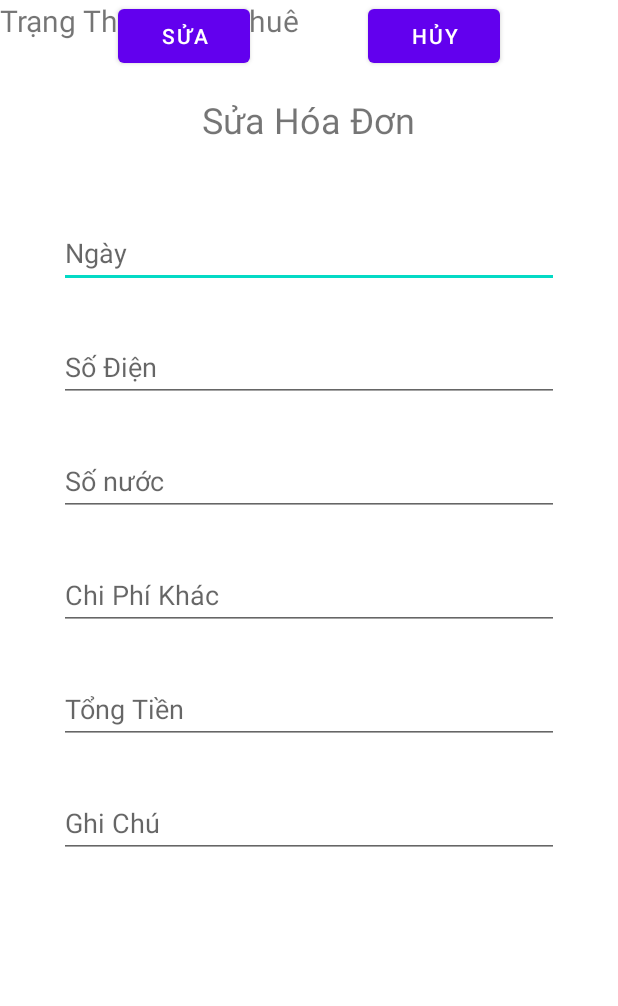
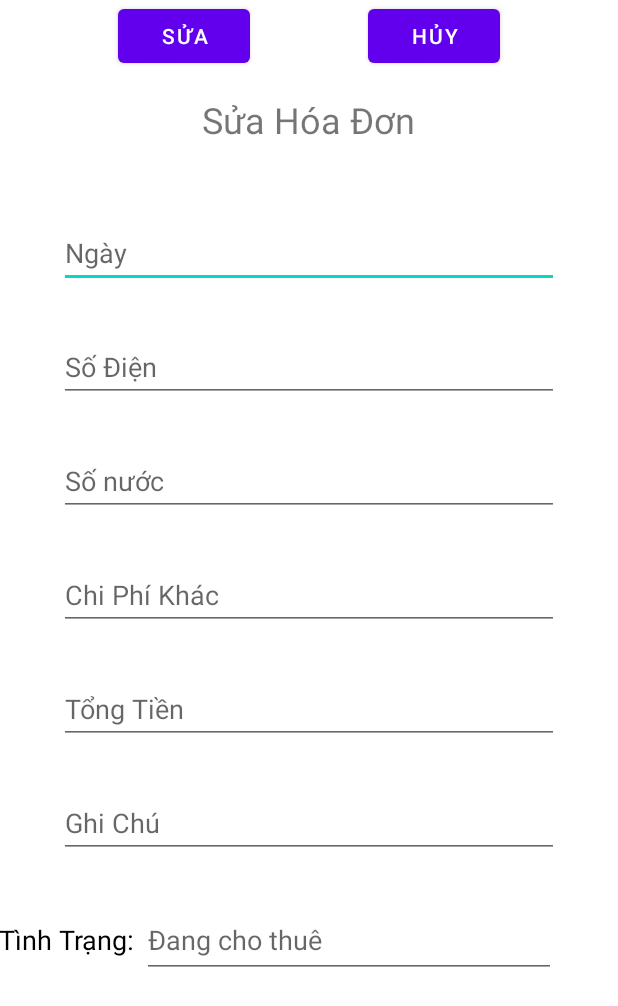
Before and after one commit to tranngochuy2107/app-nha-tro, an Android app: the layout dialog_sua_hoa_don.xml on its own in the app's theme, with its tools: preview values and no code run, on a phone screen of 412 x 824 dp. Shown: the top 1006 px of the screen. Run offline under Robolectric (Android 15) with nearby library versions, the phone set to English and light mode, and no system bars.

Commit message:
dialogSuaHoaDon_xemchitietHoaDon

```diff
--- a/app/src/main/res/layout/dialog_sua_hoa_don.xml
+++ b/app/src/main/res/layout/dialog_sua_hoa_don.xml
@@ -26,8 +26,8 @@
         android:layout_marginTop="50dp"
         android:layout_marginBottom="30dp"
         android:ems="10"
+        android:hint="Ngày"
         android:inputType="textPersonName"
-        android:hint="Ngày"
         app:layout_constraintBottom_toTopOf="@+id/edt_soDien"
         app:layout_constraintEnd_toEndOf="parent"
         app:layout_constraintHorizontal_bias="0.5"
@@ -41,8 +41,8 @@
         android:layout_height="46dp"
         android:layout_marginBottom="30dp"
         android:ems="10"
+        android:hint="Số Điện"
         android:inputType="textPersonName"
-        android:hint="Số Điện"
         app:layout_constraintBottom_toTopOf="@+id/edt_soNuoc"
         app:layout_constraintEnd_toEndOf="parent"
         app:layout_constraintHorizontal_bias="0.5"
@@ -56,8 +56,8 @@
         android:layout_height="46dp"
         android:layout_marginBottom="30dp"
         android:ems="10"
+        android:hint="Số nước"
         android:inputType="textPersonName"
-        android:hint="Số nước"
         app:layout_constraintBottom_toTopOf="@+id/edt_chiPhiKhac"
         app:layout_constraintEnd_toEndOf="parent"
         app:layout_constraintHorizontal_bias="0.5"
@@ -71,8 +71,8 @@
         android:layout_height="46dp"
         android:layout_marginBottom="30dp"
         android:ems="10"
+        android:hint="Chi Phí Khác"
         android:inputType="textPersonName"
-        android:hint="Chi Phí Khác"
         app:layout_constraintBottom_toTopOf="@+id/edt_TongTien"
         app:layout_constraintEnd_toEndOf="parent"
         app:layout_constraintHorizontal_bias="0.5"
@@ -86,8 +86,8 @@
         android:layout_height="46dp"
         android:layout_marginBottom="30dp"
         android:ems="10"
+        android:hint="Tổng Tiền"
         android:inputType="textPersonName"
-        android:hint="Tổng Tiền"
         app:layout_constraintBottom_toTopOf="@+id/edt_ghiChu"
         app:layout_constraintEnd_toEndOf="parent"
         app:layout_constraintHorizontal_bias="0.5"
@@ -101,21 +101,37 @@
         android:layout_height="46dp"
         android:layout_marginTop="30dp"
         android:ems="10"
+        android:hint="Ghi Chú"
         android:inputType="textPersonName"
-        android:hint="Ghi Chú"
         app:layout_constraintEnd_toEndOf="parent"
         app:layout_constraintStart_toStartOf="parent"
         app:layout_constraintTop_toBottomOf="@+id/edt_TongTien" />
 
-    <TextView
-        android:id="@+id/textView3"
-        android:layout_width="wrap_content"
-        android:layout_height="wrap_content"
-        android:text="Trạng Thái : Đang thuê"
-        android:textSize="20sp"
-        tools:layout_editor_absoluteX="41dp"
-        tools:layout_editor_absoluteY="605dp"
-        tools:ignore="MissingConstraints" />
+    <LinearLayout
+        android:layout_width="415dp"
+        android:layout_height="0dp"
+        android:layout_marginTop="30dp"
+        android:orientation="horizontal"
+        app:layout_constraintEnd_toEndOf="parent"
+        app:layout_constraintHorizontal_bias="0.5"
+        app:layout_constraintStart_toStartOf="parent"
+        app:layout_constraintTop_toBottomOf="@+id/edt_ghiChu"
+        tools:ignore="MissingConstraints">
+
+        <TextView
+            android:layout_width="wrap_content"
+            android:layout_height="50dp"
+            android:gravity="start"
+            android:text="Tình Trạng: "
+            android:textColor="@android:color/black"
+            android:textSize="18dp" />
+
+        <EditText
+            android:id="@+id/ed_tinhTrang"
+            android:layout_width="276dp"
+            android:layout_height="50dp"
+            android:hint="Đang cho thuê" />
+    </LinearLayout>
 
     <Button
         android:id="@+id/btn_suaHoaDon"
@@ -126,8 +142,8 @@
         app:layout_constraintEnd_toStartOf="@+id/btn_huySuaHoaDon"
         app:layout_constraintHorizontal_bias="0.5"
         app:layout_constraintStart_toStartOf="parent"
-        tools:layout_editor_absoluteY="660dp"
-        tools:ignore="MissingConstraints" />
+        tools:ignore="MissingConstraints"
+        tools:layout_editor_absoluteY="660dp" />
 
     <Button
         android:id="@+id/btn_huySuaHoaDon"
@@ -137,6 +153,6 @@
         app:layout_constraintEnd_toEndOf="parent"
         app:layout_constraintHorizontal_bias="0.5"
         app:layout_constraintStart_toEndOf="@+id/btn_suaHoaDon"
-        tools:layout_editor_absoluteY="660dp"
-        tools:ignore="MissingConstraints" />
+        tools:ignore="MissingConstraints"
+        tools:layout_editor_absoluteY="660dp" />
 </androidx.constraintlayout.widget.ConstraintLayout>
```
Also changed, not shown: app/src/main/res/layout/dialog_xemchitiet_hoadon.xml (added, +192 -0 lines).
